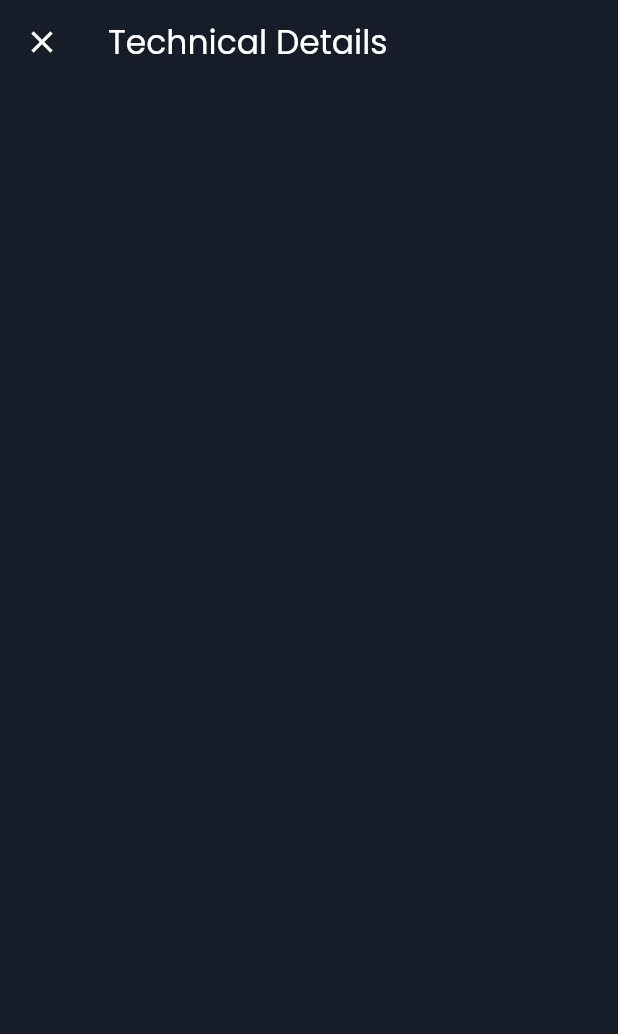
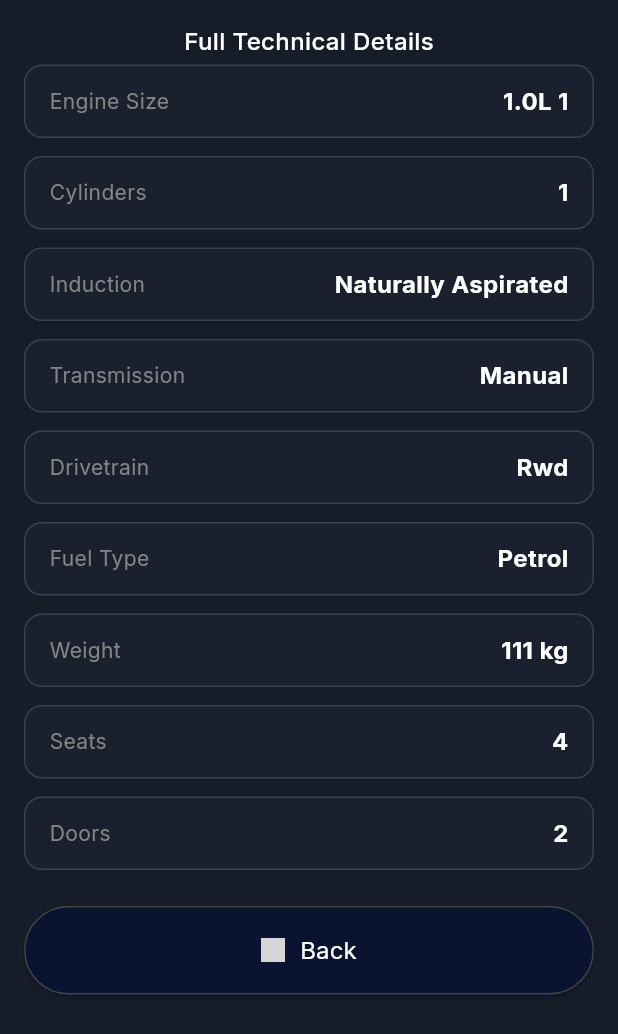
Before and after one commit to MatrixEchoTech/leaderboord-mobile, a Flutter app: the TechnicalDetailsModal screen opened directly, on a phone screen of 412 x 824 dp. Shown: the top 1034 px of the screen. Run offline on Flutter 3.47's test engine with Material 3 defaults, Android fonts, the phone set to English and light mode, and no system bars; our stand-ins replace carousel_slider, google_fonts; missing offline and left inert: dart:html; grey boxes are pictures that could not be loaded.

Commit message:
Technical details

```diff
--- a/lib/widgets/garage/garage_profile_box.dart
+++ b/lib/widgets/garage/garage_profile_box.dart
@@ -180,8 +180,8 @@ class GarageProfileBox extends StatelessWidget {
     );
   }
 
-  // ---------------- BUTTON WITH MATERIAL ICON (new for web + edit) ----------------
-  Widget _materialIconButton(String label, IconData icon, {bool isBlue = false}) {
+  // ---------------- BUTTON WITH MATERIAL ICON
+  Widget _materialIconButton(String label, IconData icon) {
     return SizedBox(
       height: 36,
       child: ElevatedButton(
--- a/lib/widgets/modals/technical_detail_modal.dart
+++ b/lib/widgets/modals/technical_detail_modal.dart
@@ -1,31 +1,148 @@
 import 'package:flutter/material.dart';
 import 'package:google_fonts/google_fonts.dart';
 
+/// ----------------------------------
+///  LOCAL SPECIFICATIONS LIST
+/// ----------------------------------
+class TechnicalSpec {
+  final String title;
+  final String value;
+
+  TechnicalSpec({required this.title, required this.value});
+}
+
+List<TechnicalSpec> technicalSpecs = [
+  TechnicalSpec(title: "Engine Size", value: "1.0L 1"),
+  TechnicalSpec(title: "Cylinders", value: "1"),
+  TechnicalSpec(title: "Induction", value: "Naturally Aspirated"),
+  TechnicalSpec(title: "Transmission", value: "Manual"),
+  TechnicalSpec(title: "Drivetrain", value: "Rwd"),
+  TechnicalSpec(title: "Fuel Type", value: "Petrol"),
+  TechnicalSpec(title: "Weight", value: "111 kg"),
+  TechnicalSpec(title: "Seats", value: "4"),
+  TechnicalSpec(title: "Doors", value: "2"),
+];
+
+/// ----------------------------------
+///  MAIN MODAL
+/// ----------------------------------
 class TechnicalDetailsModal extends StatelessWidget {
   const TechnicalDetailsModal({super.key});
 
   @override
   Widget build(BuildContext context) {
     return Scaffold(
-      backgroundColor: Color(0xFF171C29), // dark background
-      appBar: AppBar(
-        backgroundColor: Color(0xFF171C29),
-        elevation: 0,
-        title: Text(
-          "Technical Details",
-          style: GoogleFonts.poppins(color: Colors.white),
-        ),
-        leading: IconButton(
-          icon: Icon(Icons.close, color: Colors.white),
-          onPressed: () => Navigator.of(context).pop(),
-        ),
-      ),
+      backgroundColor: const Color(0xFF171C29),
+
       body: SingleChildScrollView(
         padding: const EdgeInsets.all(16),
         child: Column(
-          crossAxisAlignment: CrossAxisAlignment.start,
-          children: [],
-        )
+          children: [
+            /// SPEC BOXES
+            Text(
+              "Full Technical Details",
+              style: GoogleFonts.inter(
+                color: Colors.white,
+                fontSize: 16,
+                fontWeight: FontWeight.w500,
+              ),
+            ),
+            const SizedBox(height: 4),
+            for (final item in technicalSpecs) ...[
+              _buildDetailBox(item),
+              const SizedBox(height: 12),
+            ],
+
+            const SizedBox(height: 12),
+
+            /// BACK BUTTON
+            SizedBox(
+              width: double.infinity,
+              child: ElevatedButton(
+                onPressed: () => Navigator.pop(context),
+                style: ElevatedButton.styleFrom(
+                  backgroundColor: const Color(0xFF0A1330),
+                  foregroundColor: Colors.white,
+                  padding: const EdgeInsets.symmetric(vertical: 18),
+                  shape: RoundedRectangleBorder(
+                    borderRadius: BorderRadius.circular(100),
+                    side: const BorderSide(
+                      color: Color(0xFF444444), // border #444444
+                      width: 1,
+                    ),
+                  ),
+                ),
+                child: Row(
+                  mainAxisAlignment: MainAxisAlignment.center,
+
+                  children: [
+                    Transform(
+                      alignment: Alignment.center,
+                      transform: Matrix4.identity()..scale(-1.0, 1.0),
+                      child: Image.asset(
+                        "images/arrow-right.png",
+                        width: 16,
+                        height: 16,
+                      ),
+                    ),
+                    const SizedBox(width: 10),
+                    Text(
+                      "Back",
+                      style: GoogleFonts.inter(
+                        fontSize: 16,
+                        fontWeight: FontWeight.w400,
+                      ),
+                    ),
+                  ],
+                ),
+              ),
+            ),
+          ],
+        ),
+      ),
+    );
+  }
+
+  /// ----------------------------------
+  ///  INDIVIDUAL BOX COMPONENT
+  /// ----------------------------------
+  Widget _buildDetailBox(TechnicalSpec item) {
+    return Container(
+      padding: const EdgeInsets.symmetric(horizontal: 16, vertical: 12),
+      decoration: BoxDecoration(
+        color: const Color(0x33293047), // bg #29304733
+        borderRadius: BorderRadius.circular(12),
+        border: Border.all(
+          color: const Color(0xFF374151), // gray-700
+          width: 1,
+        ),
+      ),
+
+      child: Row(
+        mainAxisAlignment: MainAxisAlignment.spaceBetween,
+        children: [
+          /// Left Title
+          Expanded(
+            child: Text(
+              item.title,
+              style: GoogleFonts.inter(
+                fontSize: 14,
+                color: const Color(0xFF858585),
+                fontWeight: FontWeight.w400,
+              ),
+            ),
+          ),
+
+          /// Right Value
+          Text(
+            item.value,
+            style: GoogleFonts.inter(
+              fontSize: 16,
+              color: Colors.white,
+              fontWeight: FontWeight.w700,
+            ),
+          ),
+        ],
       ),
     );
   }
```
Also changed, not shown: lib/widgets/garage/car_specs.dart (added, +145 -0 lines), lib/widgets/garage/detail_car.dart (+10 -4 lines).
